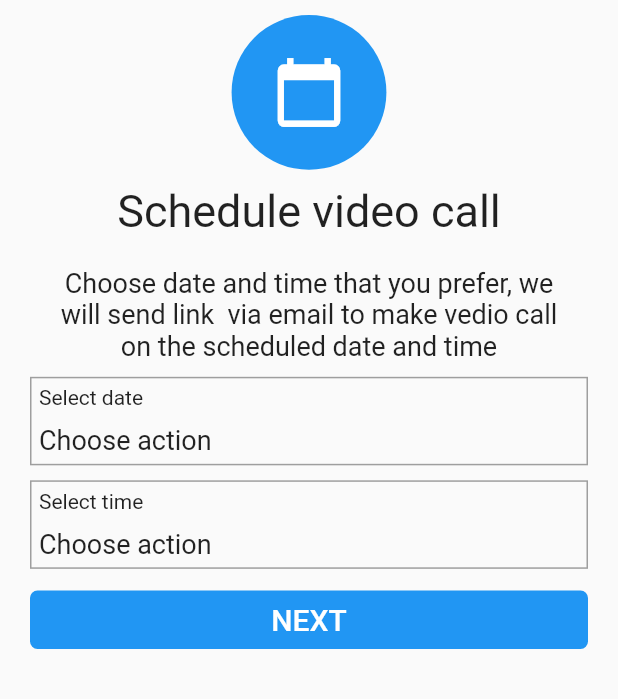
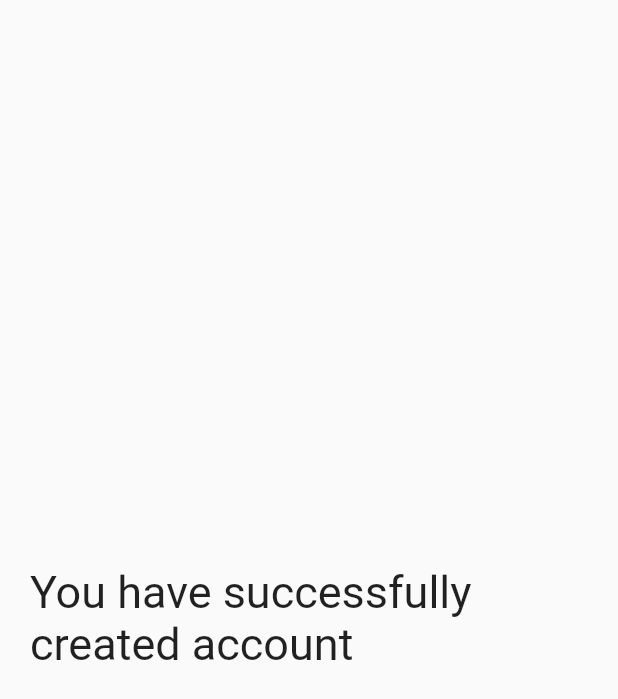
Before and after one commit to kunalone/flutter_assignment, a Flutter app: the VedioScreen widget shown alone on an empty page, opened directly, after a tap on "NEXT", on a phone screen of 412 x 824 dp. Shown: the top 699 px of the screen. Run offline on Flutter 3.47's test engine with Material 2 defaults, Android fonts, the light colour scheme and no system bars; our stand-ins replace date_format, email_validator; missing offline and left inert: select_dialog.

Commit message:
Added new screen action on final next button

```diff
--- a/assignment/lib/Screens/VedioScreen.dart
+++ b/assignment/lib/Screens/VedioScreen.dart
@@ -1,5 +1,7 @@
 import 'package:flutter/material.dart';
 import 'dart:async';
+import 'package:date_format/date_format.dart';
+import 'package:assignment/Screens/WelcomScreen.dart';
 
 class VedioScreen extends StatefulWidget {
   final Function nextButtonEvent;
@@ -199,9 +201,10 @@ class _VedioScreenState extends State<VedioScreen> {
                 textColor: Colors.white,
                 padding: EdgeInsets.all(8.0),
                 splashColor: Colors.blueAccent,
-
                 onPressed: () {
-                  widget.nextButtonEvent(4, widget.instanceOfThat);
+                  Navigator.push(
+                      context,
+                      MaterialPageRoute(builder: (context) => WelcomeScreen()));
                 },
                 child: Text(
                   "NEXT",
--- /dev/null
+++ b/assignment/lib/Screens/WelcomScreen.dart
@@ -0,0 +1,22 @@
+import 'package:flutter/material.dart';
+
+class WelcomeScreen extends StatefulWidget {
+  @override
+  _WelcomeScreenState createState() => _WelcomeScreenState();
+}
+
+class _WelcomeScreenState extends State<WelcomeScreen> {
+  @override
+  Widget build(BuildContext context) {
+    return SafeArea(child: Scaffold(body: Center(child:  Padding(
+      child: Align(
+        alignment: Alignment.center,
+        child: Text(
+          "You have successfully created account",
+          style: TextStyle(fontSize: 30),
+        ),
+      ),
+      padding: EdgeInsets.fromLTRB(20, 10, 20, 10),
+    ),),),);
+  }
+}
--- a/assignment/pubspec.yaml
+++ b/assignment/pubspec.yaml
@@ -30,6 +30,7 @@ dependencies:
   cupertino_icons: ^0.1.3
   email_validator: ^1.0.0
   select_dialog: 1.0.0+1
+  date_format: ^1.0.9
 dev_dependencies:
   flutter_test:
     sdk: flutter
```
Also changed, not shown: assignment/pubspec.lock.
